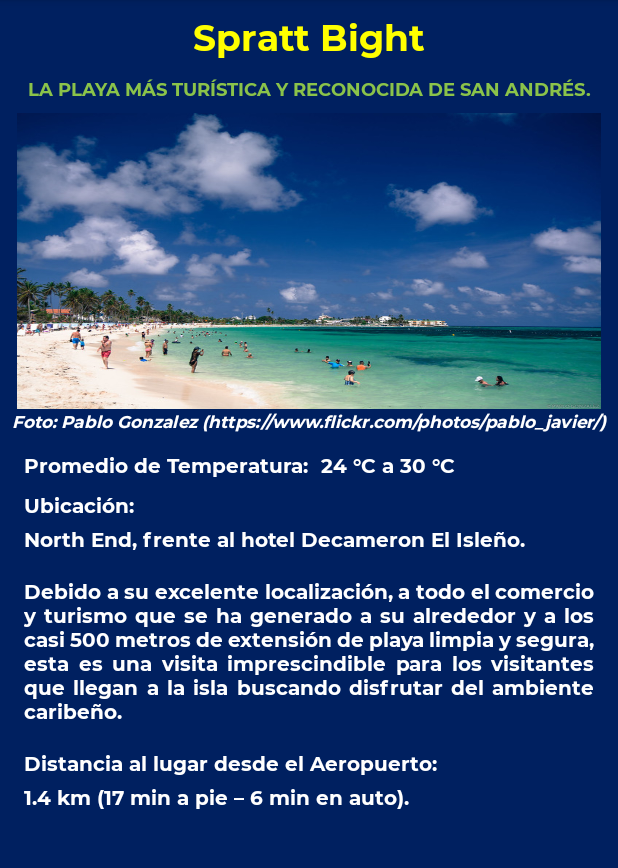
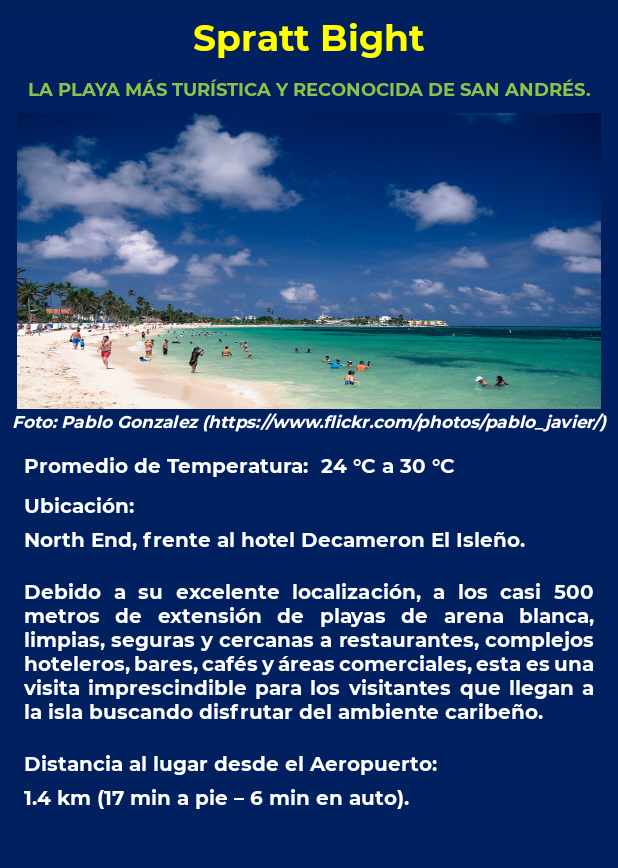
Before and after one commit to Michelle453/OneDroid-TuristicApp, an Android app: the SprattBightActivity screen opened directly, with no data from a screen before it, on a phone screen of 412 x 824 dp, the part 84-952 px from its top. Run offline under Robolectric (Android 15) with nearby library versions, the phone set to English and light mode, and no system bars.

Commit message:
JCR Updated Spratt Bight's description

```diff
--- a/app/src/main/res/values/strings.xml
+++ b/app/src/main/res/values/strings.xml
@@ -30,7 +30,7 @@
     <string name="temperature_spratt_bight">24 °C a 30 °C</string>
     <string name="subtitle_location">Ubicación:</string>
     <string name="location_spratt_bight">North End, frente al hotel Decameron El Isleño.</string>
-    <string name="description_spratt_bight">Debido a su excelente localización, a todo el comercio y turismo que se ha generado a su alrededor y a los casi 500 metros de extensión de playa limpia y segura, esta es una visita imprescindible para los visitantes que llegan a la isla buscando disfrutar del ambiente caribeño.</string>
+    <string name="description_spratt_bight">Debido a su excelente localización, a los casi 500 metros de extensión de playas de arena blanca, limpias, seguras y cercanas a restaurantes, complejos hoteleros, bares, cafés y áreas comerciales, esta es una visita imprescindible para los visitantes que llegan a la isla buscando disfrutar del ambiente caribeño.</string>
     <string name="subtitle_distance_airport">Distancia al lugar desde el Aeropuerto: </string>
     <string name="distance_airport_spratt_bight">1.4 km (17 min a pie – 6 min en auto).</string>
 
```
